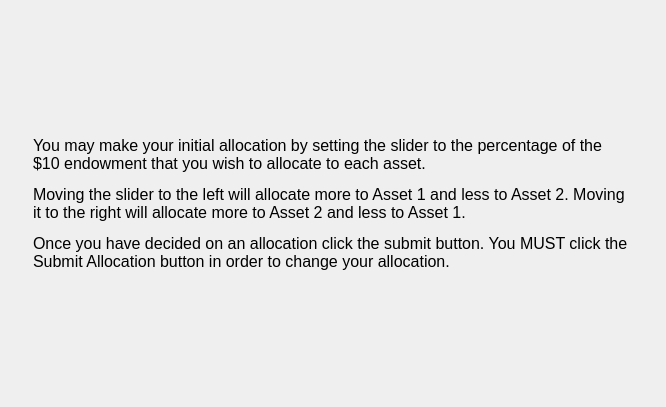
This is MarketSimulation/instructionscreen2.ui in dwattttt/marketsim as Qt 5 draws it before an edit. The edited form follows.
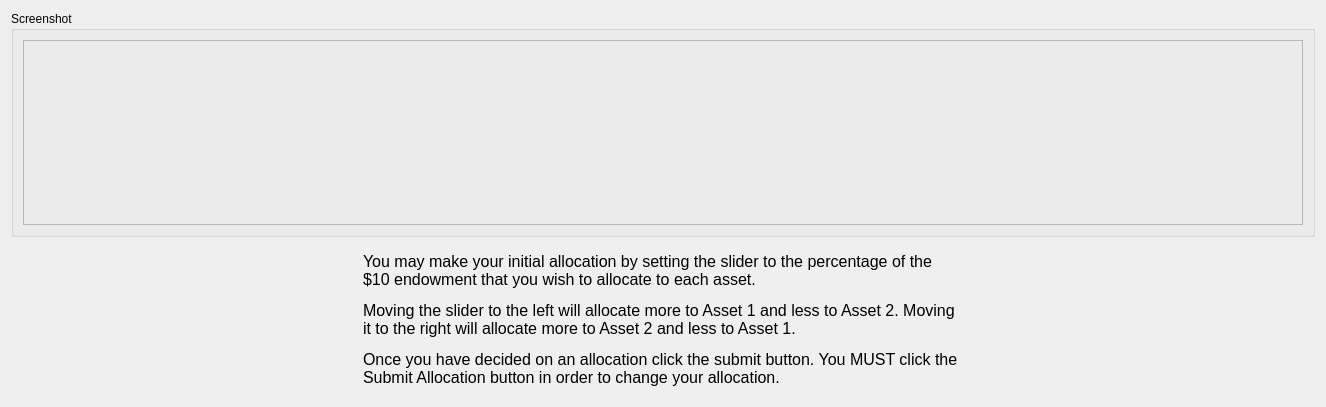
This is the edited form.

Commit message: Added market screenshot, clearly delineated all screenshots.

Patch:
```diff
--- a/MarketSimulation/instructionscreen2.ui
+++ b/MarketSimulation/instructionscreen2.ui
@@ -6,7 +6,7 @@
    <rect>
     <x>0</x>
     <y>0</y>
-    <width>666</width>
+    <width>804</width>
     <height>407</height>
    </rect>
   </property>
@@ -30,14 +30,61 @@
    <item>
     <layout class="QVBoxLayout" name="verticalLayout">
      <item>
-      <spacer name="verticalSpacer_2">
+      <widget class="QGroupBox" name="groupBox">
+       <property name="sizePolicy">
+        <sizepolicy hsizetype="Preferred" vsizetype="Expanding">
+         <horstretch>0</horstretch>
+         <verstretch>0</verstretch>
+        </sizepolicy>
+       </property>
+       <property name="minimumSize">
+        <size>
+         <width>0</width>
+         <height>100</height>
+        </size>
+       </property>
+       <property name="title">
+        <string>Screenshot</string>
+       </property>
+       <layout class="QHBoxLayout" name="horizontalLayout_2">
+        <item>
+         <widget class="QFrame" name="frame">
+          <property name="minimumSize">
+           <size>
+            <width>1280</width>
+            <height>0</height>
+           </size>
+          </property>
+          <property name="frameShape">
+           <enum>QFrame::StyledPanel</enum>
+          </property>
+          <property name="frameShadow">
+           <enum>QFrame::Raised</enum>
+          </property>
+          <layout class="QVBoxLayout" name="verticalLayout_2"/>
+         </widget>
+        </item>
+       </layout>
+      </widget>
+     </item>
+     <item>
+      <widget class="QWidget" name="widget" native="true">
+       <property name="minimumSize">
+        <size>
+         <width>0</width>
+         <height>100</height>
+        </size>
+       </property>
+       <layout class="QHBoxLayout" name="horizontalLayout_3">
+        <item>
+         <spacer name="horizontalSpacer_3">
        <property name="orientation">
-        <enum>Qt::Vertical</enum>
+           <enum>Qt::Horizontal</enum>
        </property>
        <property name="sizeHint" stdset="0">
         <size>
-         <width>20</width>
-         <height>40</height>
+            <width>10</width>
+            <height>20</height>
         </size>
        </property>
       </spacer>
@@ -64,17 +111,20 @@
       </widget>
      </item>
      <item>
-      <spacer name="verticalSpacer">
+         <spacer name="horizontalSpacer_4">
        <property name="orientation">
-        <enum>Qt::Vertical</enum>
+           <enum>Qt::Horizontal</enum>
        </property>
        <property name="sizeHint" stdset="0">
         <size>
-         <width>20</width>
-         <height>40</height>
+            <width>10</width>
+            <height>20</height>
         </size>
        </property>
       </spacer>
+        </item>
+       </layout>
+      </widget>
      </item>
     </layout>
    </item>
```
Lines whose indentation alone changed are shown as unchanged. The commit also changes 8 other files.
